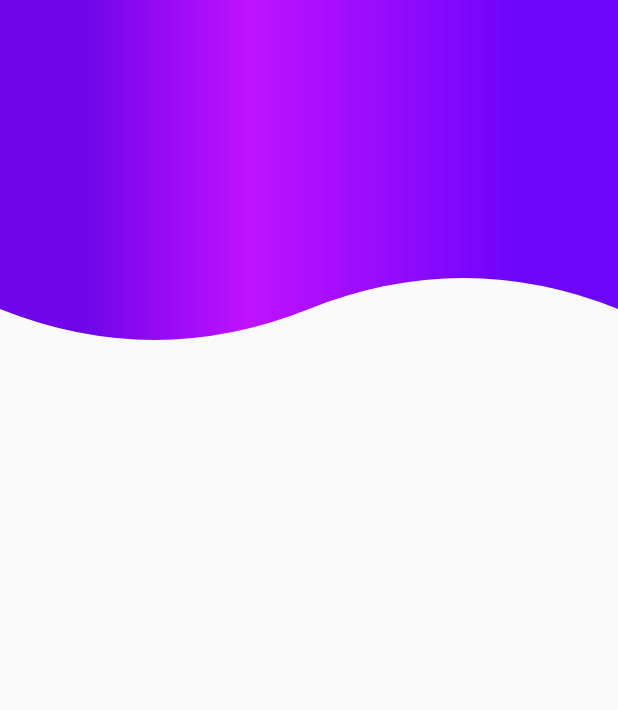
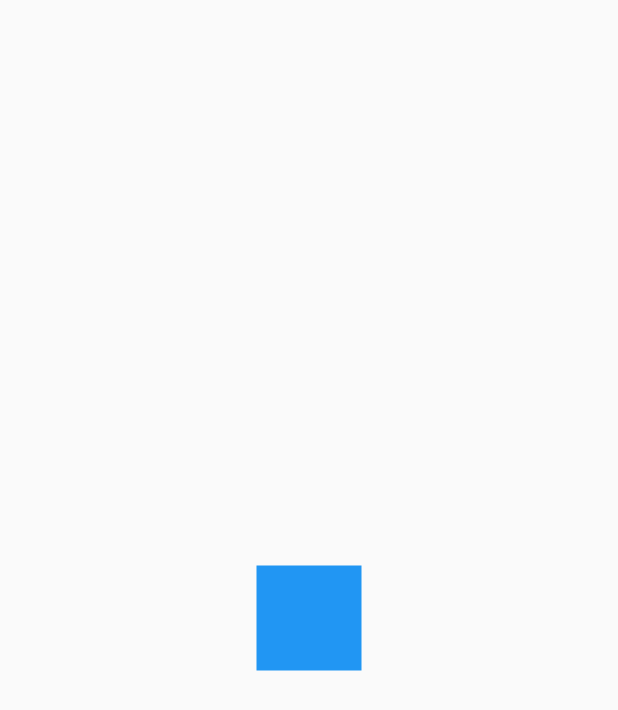
Before and after one commit to christianmagdiel/fluuter_design, a Flutter app: the screen it shows after launch, on a phone screen of 412 x 824 dp. Shown: the top 710 px of the screen. Run offline on Flutter 3.47's test engine with Material 2 defaults, Android fonts, the phone set to English and light mode, and no system bars; missing offline and left inert: dart:ffi.

```diff
--- a/Backgrounds - Custom Painter/disenios/lib/main.dart
+++ b/Backgrounds - Custom Painter/disenios/lib/main.dart
@@ -1,5 +1,7 @@
 import 'package:flutter/material.dart';
-import 'package:disenios/src/pages/headers_page.dart';
+import 'package:disenios/src/retos/cuadrado_animado_page.dart';
+// import 'package:disenios/src/pages/animaciones_page.dart';
+// import 'package:disenios/src/pages/headers_page.dart';
 
 void main() => runApp(MyApp());
 
@@ -9,7 +11,7 @@ class MyApp extends StatelessWidget {
     return MaterialApp(
       debugShowCheckedModeBanner: false,
       title: 'Material App',
-      home: HeadersPage()
+      home: CuadradoAnimadoPage()
     );
   }
 }
--- /dev/null
+++ b/Backgrounds - Custom Painter/disenios/lib/src/retos/cuadrado_animado_page.dart
@@ -0,0 +1,82 @@
+import 'dart:ffi';
+
+import 'package:flutter/material.dart';
+
+class CuadradoAnimadoPage extends StatelessWidget {
+  @override
+  Widget build(BuildContext context) {
+    return Scaffold(
+      body: Center(child: _CuadradoAnimado()),
+    );
+  }
+}
+
+class _CuadradoAnimado extends StatefulWidget {
+  @override
+  __CuadradoAnimadoState createState() => __CuadradoAnimadoState();
+}
+
+class __CuadradoAnimadoState extends State<_CuadradoAnimado>
+    with SingleTickerProviderStateMixin {
+  AnimationController controller;
+  Animation<double> moverDerecha;
+  Animation<double> moverArriva;
+  Animation<double> moverIzquierda;
+  Animation<double> moverAbajo;
+  @override
+  void initState() {
+    controller = new AnimationController(
+        vsync: this, duration: Duration(milliseconds: 4000));
+
+    moverDerecha = Tween(begin: 0.0, end: 100.0).animate(CurvedAnimation(
+        parent: controller,
+        curve: Interval(0.0, 0.25, curve: Curves.bounceOut)));
+
+    moverArriva = Tween(begin: 0.0, end: -100.0).animate(CurvedAnimation(
+        parent: controller,
+        curve: Interval(0.25, 0.50, curve: Curves.bounceOut)));
+
+    moverIzquierda = Tween(begin: 0.0, end: -100.0).animate(CurvedAnimation(
+        parent: controller,
+        curve: Interval(0.50, 0.75, curve: Curves.bounceOut)));
+
+    moverAbajo = Tween(begin: 0.0, end: 100.0).animate(CurvedAnimation(
+        parent: controller,
+        curve: Interval(0.75, 1.0, curve: Curves.bounceOut)));
+
+    super.initState();
+  }
+
+  @override
+  void dispose() {
+    controller.dispose();
+    super.dispose();
+  }
+
+  @override
+  Widget build(BuildContext context) {
+    controller.forward();
+    return AnimatedBuilder(
+        animation: controller,
+        child: _Rectangulo(),
+        builder: (BuildContext context, Widget child) {
+          return Transform.translate(
+            offset: Offset(moverIzquierda.value, moverAbajo.value),
+            child: Transform.translate(
+                offset: Offset(moverDerecha.value, moverArriva.value),
+                child: child),
+          );
+        });
+  }
+}
+
+class _Rectangulo extends StatelessWidget {
+  @override
+  Widget build(BuildContext context) {
+    return Container(
+      width: 70,
+      height: 70,
+      decoration: BoxDecoration(color: Colors.blue),
+    );
+  }
+}
```
Also changed, not shown: Backgrounds - Custom Painter/disenios/lib/src/pages/animaciones_page.dart (added, +99 -0 lines).
